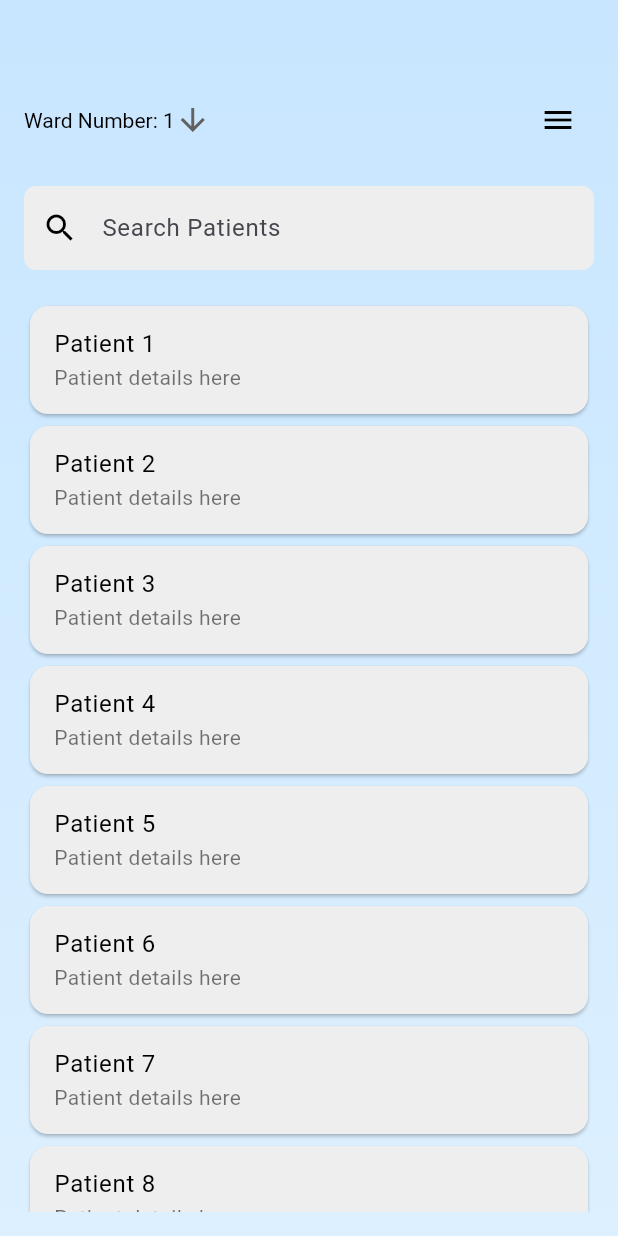
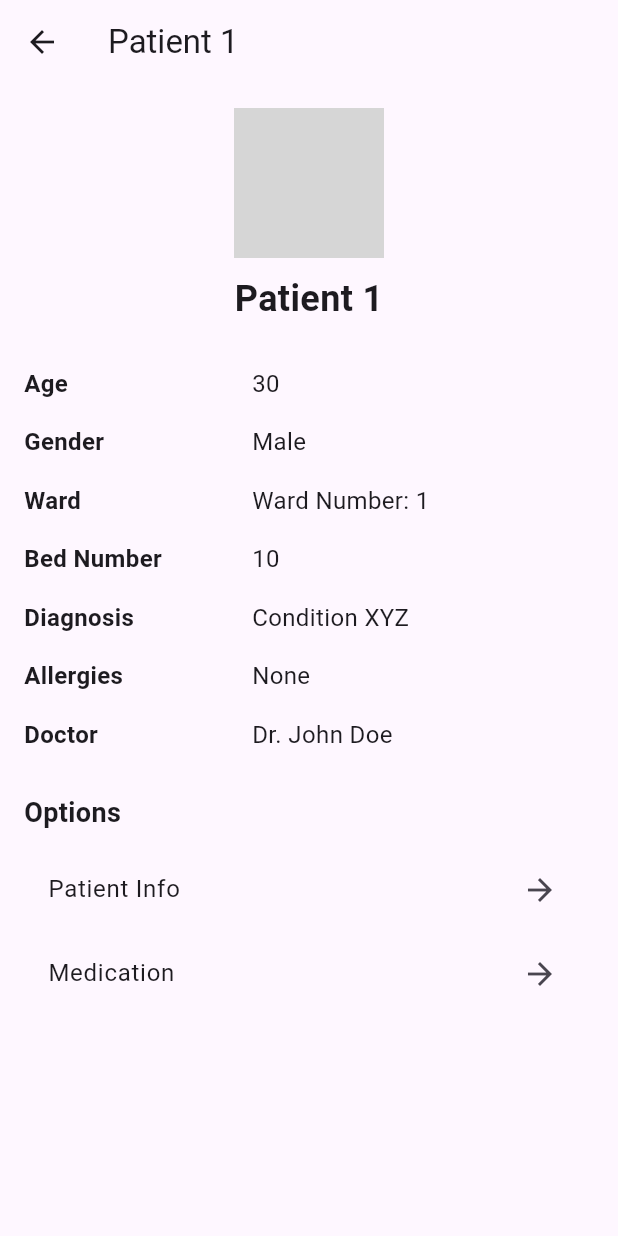
Before and after one commit to karthikeya-kar/pharmacy_app, a Flutter app: the PatientListScreen screen opened by its route, after a tap on an icon or button, on a phone screen of 412 x 824 dp. Run offline on Flutter 3.47's test engine with Material 3 defaults, Android fonts, the light colour scheme and no system bars; grey boxes are pictures that could not be loaded.

Commit message:
screens created

```diff
--- a/lib/screens/patient_list_screen.dart
+++ b/lib/screens/patient_list_screen.dart
@@ -98,7 +98,11 @@ class _PatientListScreenState extends State<PatientListScreen> {
                           title: Text('Patient ${index + 1}', style: const TextStyle(color: Colors.black)),
                           subtitle: const Text('Patient details here', style: TextStyle(color: Colors.black54)),
                           onTap: () {
-                            // Handle patient selection here
+                            Navigator.pushNamed(
+                              context,
+                              '/patient_profile',
+                              arguments: 'Patient ${index + 1}',
+                            );
                           },
                         ),
                       );
--- /dev/null
+++ b/lib/screens/patient_profile_screen.dart
@@ -0,0 +1,106 @@
+import 'package:flutter/material.dart';
+import 'medication_screen.dart';
+import 'patient_details_screen.dart';
+
+class PatientProfileScreen extends StatelessWidget {
+  final String patientName;
+
+  const PatientProfileScreen({Key? key, required this.patientName}) : super(key: key);
+
+  @override
+  Widget build(BuildContext context) {
+    return Scaffold(
+      appBar: AppBar(
+        title: Text(patientName),
+      ),
+      body: Padding(
+        padding: const EdgeInsets.all(16.0),
+        child: SingleChildScrollView(
+          child: Column(
+            crossAxisAlignment: CrossAxisAlignment.start,
+            children: <Widget>[
+              Center(
+                child: Column(
+                  children: [
+                    const CircleAvatar(
+                      radius: 50,
+                      backgroundImage: AssetImage('assets/patient.jpg'), // Path to patient image
+                    ),
+                    const SizedBox(height: 10),
+                    Text(
+                      patientName,
+                      style: const TextStyle(fontSize: 24, fontWeight: FontWeight.bold),
+                    ),
+                  ],
+                ),
+              ),
+              const SizedBox(height: 20),
+              buildInfoRow('Age', '30'),
+              buildInfoRow('Gender', 'Male'),
+              buildInfoRow('Ward', 'Ward Number: 1'),
+              buildInfoRow('Bed Number', '10'),
+              buildInfoRow('Diagnosis', 'Condition XYZ'),
+              buildInfoRow('Allergies', 'None'),
+              buildInfoRow('Doctor', 'Dr. John Doe'),
+              const SizedBox(height: 20),
+              const Text(
+                'Options',
+                style: TextStyle(fontSize: 18, fontWeight: FontWeight.bold),
+              ),
+              const SizedBox(height: 10),
+              ListTile(
+                title: const Text('Patient Info'),
+                trailing: const Icon(Icons.arrow_forward),
+                onTap: () {
+                  Navigator.push(
+                    context,
+                    MaterialPageRoute(
+                      builder: (context) => PatientDetailsScreen(patientName: patientName),
+                    ),
+                  );
+                },
+              ),
+              ListTile(
+                title: const Text('Medication'),
+                trailing: const Icon(Icons.arrow_forward),
+                onTap: () {
+                  Navigator.push(
+                    context,
+                    MaterialPageRoute(
+                      builder: (context) => MedicationScreen(patientName: patientName),
+                    ),
+                  );
+                },
+              ),
+              // Add other options similarly...
+            ],
+          ),
+        ),
+      ),
+    );
+  }
+
+  Widget buildInfoRow(String label, String value) {
+    return Padding(
+      padding: const EdgeInsets.symmetric(vertical: 8.0),
+      child: Row(
+        children: [
+          Expanded(
+            flex: 2,
+            child: Text(
+              label,
+              style: const TextStyle(fontSize: 16, fontWeight: FontWeight.bold),
+            ),
+          ),
+          Expanded(
+            flex: 3,
+            child: Text(
+              value,
+              style: const TextStyle(fontSize: 16),
+            ),
+          ),
+        ],
+      ),
+    );
+  }
+}
```
Also changed, not shown: lib/main.dart (+18 -4 lines), lib/screens/medication_edit_screen.dart (added, +36 -0 lines), lib/screens/medication_screen.dart (added, +72 -0 lines), lib/screens/patient_details_screen.dart (added, +94 -0 lines).
